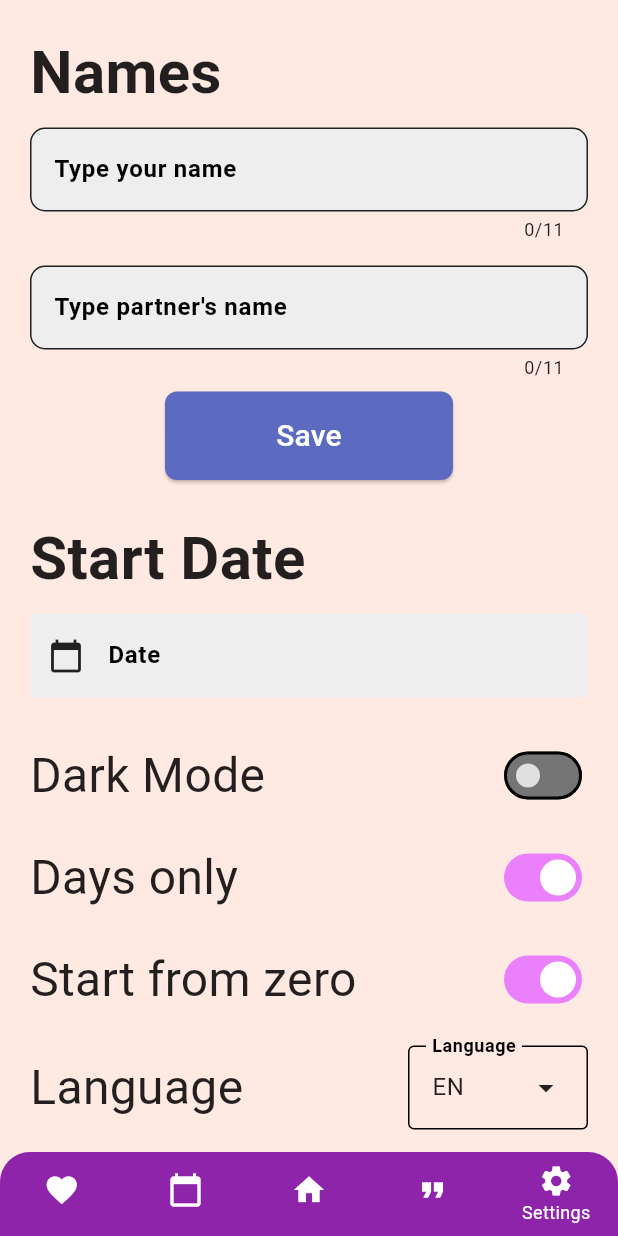
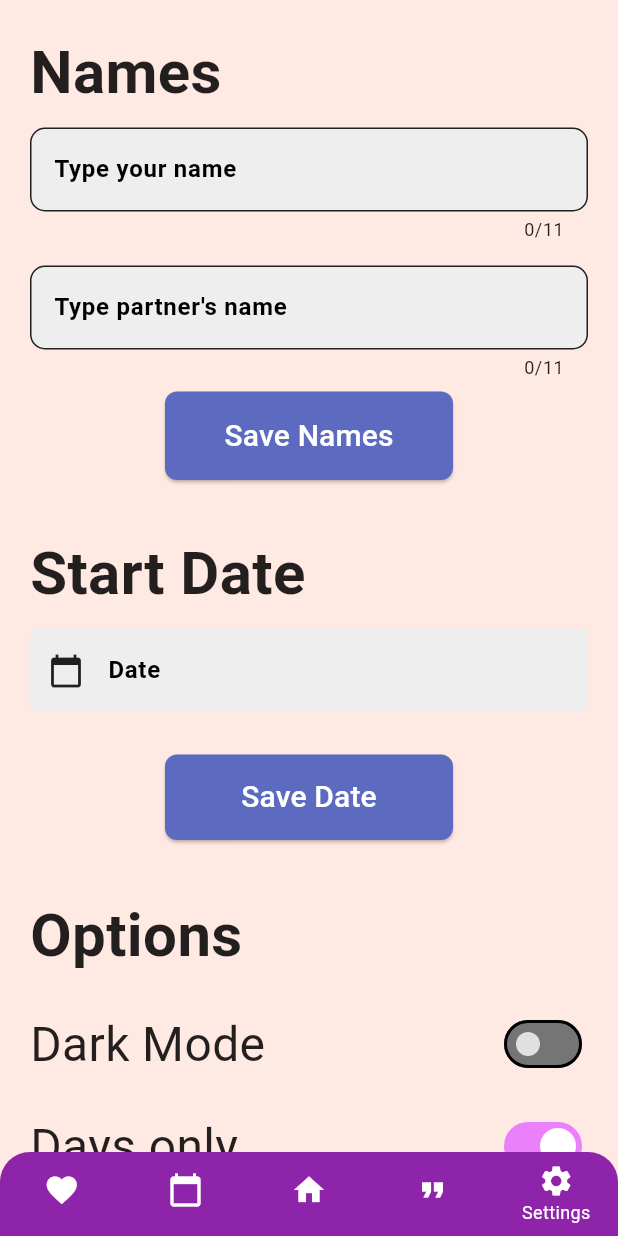
Before and after one commit to Fearplay/couplefy, a Flutter app: the screen it shows after launch, item 5 of the bottom bar chosen, on a phone screen of 412 x 824 dp. Run offline on Flutter 3.47's test engine with Material 3 defaults, Android fonts, the phone set to English and light mode, and no system bars; our stand-ins replace google_fonts, image_picker, shared_preferences; missing offline and left inert: dart:ffi.

Commit message:
new support button added and fix of few bugs (wrong date, snackbar showing every time)

```diff
--- a/lib/l10n/app_en.arb
+++ b/lib/l10n/app_en.arb
@@ -21,13 +21,15 @@
   "secondNameHint": "Type partner's name",
   "dateWriteHint": "mm/dd/yyyy",
   "quoteButton": "New Quote",
-  "saveButton": "Save",
+  "saveButtonNames": "Save Names",
+  "saveButtonDate": "Save Date",
   "namesFallback": "You need to update both names in the settings!",
   "@namesFallback": {
     "description": "User didn't choose both names"
   },
   "snackBarNames": "Both names must be filled!",
-  "snackBarSave": "Names were saved!",
+  "snackBarSaveNames": "Names were saved!",
+    "snackBarSaveDate": "Date was saved!",
   "settingsDateTitle": "Start Date",
   "dateLabel": "Date",
   "datePickerHintText" : "Select date",
@@ -59,6 +61,7 @@
       "countDays": {}
     }
   },
+    "settingsOptionsTitle": "Options",
   "darkModeText": "Dark Mode",
   "showOnlyDaysText": "Days only",
   "startFromZeroText": "Start from zero",
@@ -67,6 +70,7 @@
   "appMenuItemEnglish": "English",
   "appMenuItemCzech": "Czech",
   "infoButton": "About App",
+  "supportButton": "Buy me a coffee",
 
   "homeButtonNavigation": "Home",
   "loveButtonNavigation": "Love",
--- a/lib/l10n/app_localizations.dart
+++ b/lib/l10n/app_localizations.dart
@@ -188,11 +188,17 @@ abstract class AppLocalizations {
   /// **'New Quote'**
   String get quoteButton;
 
-  /// No description provided for @saveButton.
+  /// No description provided for @saveButtonNames.
   ///
   /// In en, this message translates to:
-  /// **'Save'**
-  String get saveButton;
+  /// **'Save Names'**
+  String get saveButtonNames;
+
+  /// No description provided for @saveButtonDate.
+  ///
+  /// In en, this message translates to:
+  /// **'Save Date'**
+  String get saveButtonDate;
 
   /// User didn't choose both names
   ///
@@ -206,11 +212,17 @@ abstract class AppLocalizations {
   /// **'Both names must be filled!'**
   String get snackBarNames;
 
-  /// No description provided for @snackBarSave.
+  /// No description provided for @snackBarSaveNames.
   ///
   /// In en, this message translates to:
   /// **'Names were saved!'**
-  String get snackBarSave;
+  String get snackBarSaveNames;
+
+  /// No description provided for @snackBarSaveDate.
+  ///
+  /// In en, this message translates to:
+  /// **'Date was saved!'**
+  String get snackBarSaveDate;
 
   /// No description provided for @settingsDateTitle.
   ///
@@ -253,6 +265,12 @@ abstract class AppLocalizations {
   /// In en, this message translates to:
   /// **'{countDays, plural, one{{countDays} day} other{{countDays} days}}'**
   String daysText(num countDays);
+
+  /// No description provided for @settingsOptionsTitle.
+  ///
+  /// In en, this message translates to:
+  /// **'Options'**
+  String get settingsOptionsTitle;
 
   /// No description provided for @darkModeText.
   ///
@@ -301,6 +319,12 @@ abstract class AppLocalizations {
   /// In en, this message translates to:
   /// **'About App'**
   String get infoButton;
+
+  /// No description provided for @supportButton.
+  ///
+  /// In en, this message translates to:
+  /// **'Buy me a coffee'**
+  String get supportButton;
 
   /// No description provided for @homeButtonNavigation.
   ///
--- a/lib/l10n/app_localizations_en.dart
+++ b/lib/l10n/app_localizations_en.dart
@@ -56,7 +56,10 @@ class AppLocalizationsEn extends AppLocalizations {
   String get quoteButton => 'New Quote';
 
   @override
-  String get saveButton => 'Save';
+  String get saveButtonNames => 'Save Names';
+
+  @override
+  String get saveButtonDate => 'Save Date';
 
   @override
   String get namesFallback => 'You need to update both names in the settings!';
@@ -65,7 +68,10 @@ class AppLocalizationsEn extends AppLocalizations {
   String get snackBarNames => 'Both names must be filled!';
 
   @override
-  String get snackBarSave => 'Names were saved!';
+  String get snackBarSaveNames => 'Names were saved!';
+
+  @override
+  String get snackBarSaveDate => 'Date was saved!';
 
   @override
   String get settingsDateTitle => 'Start Date';
@@ -121,6 +127,9 @@ class AppLocalizationsEn extends AppLocalizations {
   }
 
   @override
+  String get settingsOptionsTitle => 'Options';
+
+  @override
   String get darkModeText => 'Dark Mode';
 
   @override
@@ -145,6 +154,9 @@ class AppLocalizationsEn extends AppLocalizations {
   String get infoButton => 'About App';
 
   @override
+  String get supportButton => 'Buy me a coffee';
+
+  @override
   String get homeButtonNavigation => 'Home';
 
   @override
--- a/lib/screens/settings_screen.dart
+++ b/lib/screens/settings_screen.dart
@@ -21,7 +21,9 @@ class SettingsScreen extends StatelessWidget {
             padding: const EdgeInsets.all(20.0),
             children: const [
               NameRow(),
+              SizedBox(height: 10,),
               DateRow(),
+              SizedBox(height: 35,),
               OptionButtonsRow(),
 
             ],
--- a/lib/widgets/settings/date_row.dart
+++ b/lib/widgets/settings/date_row.dart
@@ -1,5 +1,6 @@
 import 'dart:math';
 
+import 'package:couplefy/theme/app_button_styles.dart';
 import 'package:flutter/material.dart';
 import 'package:couplefy/theme/app_text_styles.dart';
 import 'package:couplefy/utils/date_picker_utils.dart';
@@ -16,7 +17,7 @@ class DateRow extends StatefulWidget {
 
 class _DateRowState extends State<DateRow> {
   final TextEditingController _dateController = TextEditingController();
-  static const _prefsKey = 'loveDateMs';
+  DateTime? _selectedDate;
 
   @override
   void initState() {
@@ -31,17 +32,54 @@ class _DateRowState extends State<DateRow> {
   Future<void> _selectDate() async {
     DateTime? picked = await DatePickerUtils.selectDate(context: context);
     if (picked != null) {
-      DatePickerUtils.loveDate = picked.toString().split(" ")[0];
-      await SharedPreferencesUtils.setLoveDate(picked);
       setState(() {
-        // _dateController.text = picked.toString().split(" ")[0];
+        _selectedDate = picked;
         _dateController.text = DatePickerUtils.makeEuropeDate(picked)!;
-
-        // int timestamp = DatePickerUtils.loveDate as int;
-        // DatePickerUtils.loveDate = _dateController.text;
       });
     }
   }
+
+  Future<void> _saveDate() async {
+    if (_selectedDate != null) {
+      String selectedDateString =
+          _selectedDate!.toString().split(" ")[0]; // yyyy-MM-dd
+      if (!mounted) return;
+      FocusScope.of(context).unfocus();
+      if (DatePickerUtils.loveDate == selectedDateString) {
+        return;
+      }
+      DatePickerUtils.loveDate = selectedDateString;
+      await SharedPreferencesUtils.setLoveDate(_selectedDate!);
+      if (!mounted) return;
+      ScaffoldMessenger.of(context).showSnackBar(
+        SnackBar(
+          content: Text(
+            AppLocalizations.of(context)!.snackBarSaveDate,
+            style: AppTextStyles.snackBarNames(context),
+            textAlign: TextAlign.center,
+          ),
+          backgroundColor: Theme.of(context).colorScheme.tertiary,
+          padding: EdgeInsets.all(20),
+          duration: Duration(seconds: 1),
+        ),
+      );
+    }
+  }
+
+  // Future<void> _selectDate() async {
+  //   DateTime? picked = await DatePickerUtils.selectDate(context: context);
+  //   if (picked != null) {
+  //     DatePickerUtils.loveDate = picked.toString().split(" ")[0];
+  //     await SharedPreferencesUtils.setLoveDate(picked);
+  //     setState(() {
+  //       // _dateController.text = picked.toString().split(" ")[0];
+  //       _dateController.text = DatePickerUtils.makeEuropeDate(picked)!;
+  //
+  //       // int timestamp = DatePickerUtils.loveDate as int;
+  //       // DatePickerUtils.loveDate = _dateController.text;
+  //     });
+  //   }
+  // }
 
   @override
   Widget build(BuildContext context) {
@@ -74,9 +112,29 @@ class _DateRowState extends State<DateRow> {
               ),
             ),
             readOnly: true,
-            onTap: () {
-              _selectDate();
-            },
+            onTap: _selectDate,
+          ),
+        ),
+        SizedBox(
+          height: 20,
+        ),
+        Center(
+          child: ConstrainedBox(
+            constraints: const BoxConstraints(maxWidth: 240), // ⟵ strop
+            child: FractionallySizedBox(
+              widthFactor: 0.8,
+              child: ElevatedButton(
+                onPressed: _saveDate,
+                style: AppButtonStyles.allButtons(context),
+                child: Padding(
+                  padding: const EdgeInsets.all(14.0),
+                  child: Text(
+                    AppLocalizations.of(context)!.saveButtonDate,
+                    style: AppTextStyles.buttonText(context),
+                  ),
+                ),
+              ),
+            ),
           ),
         ),
       ],
--- a/lib/widgets/settings/option_buttons_row.dart
+++ b/lib/widgets/settings/option_buttons_row.dart
@@ -1,4 +1,7 @@
+import 'package:couplefy/l10n/app_localizations.dart';
+import 'package:couplefy/theme/app_text_styles.dart';
 import 'package:couplefy/widgets/settings/options/start_from_zero_switch.dart';
+import 'package:couplefy/widgets/settings/options/support_me_row.dart';
 import 'package:flutter/material.dart';
 import 'package:couplefy/widgets/settings/options/about_row.dart';
 import 'package:couplefy/widgets/settings/options/dark_mode_switch.dart';
@@ -11,28 +14,36 @@ class OptionButtonsRow extends StatelessWidget {
   @override
   Widget build(BuildContext context) {
     return Column(
-      mainAxisAlignment: MainAxisAlignment.spaceBetween,
-      children: const [
-        SizedBox(
+      crossAxisAlignment: CrossAxisAlignment.start,
+      children: [
+                Text(
+          AppLocalizations.of(context)!.settingsOptionsTitle,
+          style: AppTextStyles.nameTextField(context),
+        ),
+        const SizedBox(
           height: 20,
         ),
-        DarkModeSwitch(),
-        SizedBox(
+        const DarkModeSwitch(),
+        const SizedBox(
           height: 20,
         ),
-        DaysOnlySwitch(),
-        SizedBox(
+        const DaysOnlySwitch(),
+        const SizedBox(
           height: 20,
         ),
-        StartFromZeroSwitch(),
-        SizedBox(
+        const StartFromZeroSwitch(),
+        const SizedBox(
           height: 20,
         ),
-        LanguageMenu(),
-        SizedBox(
+        const LanguageMenu(),
+        const SizedBox(
           height: 20,
         ),
-        AboutRow(),
+        const SupportMeRow(),
+        const SizedBox(
+          height: 20,
+        ),
+        const AboutRow(),
       ],
     );
   }
--- a/lib/widgets/settings/options/about_row.dart
+++ b/lib/widgets/settings/options/about_row.dart
@@ -16,7 +16,7 @@ class AboutRow extends StatelessWidget {
             showAboutDialog(
               context: context,
               applicationName: 'Couplefy',
-              applicationVersion: '1.0.0',
+              applicationVersion: '1.5.0',
               applicationLegalese: '© 2025 FairplayX',
               applicationIcon: Image.asset('assets/images/app_icon.png',
                   width: 48, height: 48),
--- a/pubspec.yaml
+++ b/pubspec.yaml
@@ -16,7 +16,7 @@ publish_to: 'none' # Remove this line if you wish to publish to pub.dev
 # https://developer.apple.com/library/archive/documentation/General/Reference/InfoPlistKeyReference/Articles/CoreFoundationKeys.html
 # In Windows, build-name is used as the major, minor, and patch parts
 # of the product and file versions while build-number is used as the build suffix.
-version: 1.0.0+1
+version: 1.5.0+2
 
 environment:
   sdk: ">=3.6.0 <4.0.0"
@@ -38,6 +38,7 @@ dependencies:
   flutter_native_splash: ^2.4.6
   shared_preferences: ^2.5.3
   google_fonts: ^6.2.1
+  url_launcher: ^6.3.1
 
   # The following adds the Cupertino Icons font to your application.
   # Use with the CupertinoIcons class for iOS style icons.
```
Also changed, not shown: lib/l10n/app_cs.arb (+6 -2 lines), lib/l10n/app_localizations_cs.dart (+14 -2 lines), lib/utils/date_picker_utils.dart (+3 -6 lines), lib/widgets/settings/name_row.dart (+8 -5 lines), lib/widgets/settings/options/support_me_row.dart (added, +62 -0 lines), pubspec.lock.
